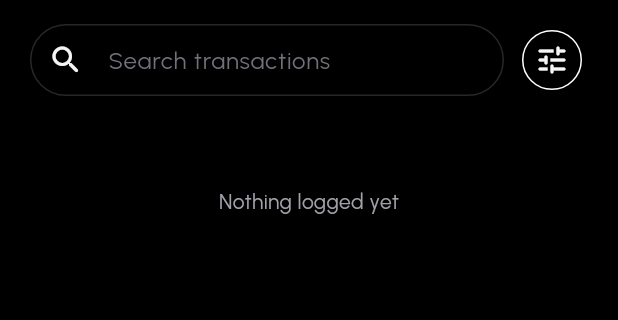
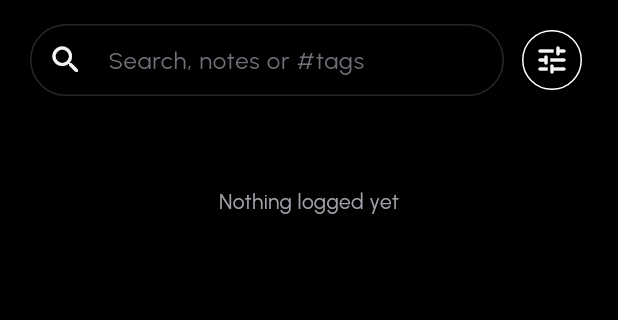
Before and after one commit to scap3sh4rk/Rivero, a Flutter app: the TransactionsScreen screen opened directly, on a phone screen of 412 x 824 dp, the part 84-404 px from its top. Run offline on Flutter 3.47's test engine with Material 3 defaults, Android fonts, the phone set to English and light mode, and no system bars; our stand-ins replace animated_flip_counter, drift, file_picker, flutter_animate, flutter_riverpod, flutter_secure_storage and 3 more; missing offline and left inert: cryptography, extension_google_sign_in_as_googleapis_auth, google_mlkit_text_recognition, googleapis, sqlite3; accounts and stored records are empty; generated files the repository leaves out were written again.

Commit message:
feat(activity): #tags in notes become filter chips on Activity; search now looks in notes too (#17)

```diff
--- /dev/null
+++ b/lib/core/utils/tags.dart
@@ -0,0 +1,8 @@
+/// Tags are plain #words in an entry's note ("Dinner #goa #office"), so they
+/// need no extra storage and survive export and backup as they are.
+final _tag = RegExp(r'#([\p{L}\p{N}_-]+)', unicode: true);
+
+/// The tags in [note], lowercase, in order, without repeats.
+List<String> tagsIn(String? note) => note == null
+    ? const []
+    : {for (final m in _tag.allMatches(note)) m[1]!.toLowerCase()}.toList();
--- a/lib/features/home/widgets/quick_review_sheet.dart
+++ b/lib/features/home/widgets/quick_review_sheet.dart
@@ -144,7 +144,7 @@ class _QuickReviewSheetState extends ConsumerState<QuickReviewSheet> {
             maxLength: 80,
             textCapitalization: TextCapitalization.sentences,
             decoration: const InputDecoration(
-              hintText: 'Add a note (optional)',
+              hintText: 'Add a note, #tags too (optional)',
               counterText: '',
             ),
           ),
--- a/lib/features/transactions/screens/transactions_screen.dart
+++ b/lib/features/transactions/screens/transactions_screen.dart
@@ -7,6 +7,7 @@ import 'package:rivero/core/domain/transaction_enums.dart';
 import 'package:rivero/core/engine/spending_summary.dart';
 import 'package:rivero/core/providers/app_providers.dart';
 import 'package:rivero/core/utils/currency_formatter.dart';
+import 'package:rivero/core/utils/tags.dart';
 import 'package:rivero/design_system/rivero_tokens.dart';
 import 'package:rivero/design_system/widgets/rivero_app_bar.dart';
 import 'package:rivero/features/settings/screens/categories_screen.dart';
@@ -120,8 +121,13 @@ class _TransactionsScreenState extends ConsumerState<TransactionsScreen> {
       return false;
     }
     final q = _query.trim().toLowerCase();
-    if (q.isNotEmpty &&
-        !'${t.merchant} ${t.category}'.toLowerCase().contains(q)) {
+    // "#goa" is a tag: only entries tagged exactly that.
+    if (RegExp(r'^#\S+$').hasMatch(q)) {
+      if (!tagsIn(t.userNotes).contains(q.substring(1))) return false;
+    } else if (q.isNotEmpty &&
+        !'${t.merchant} ${t.category} ${t.userNotes ?? ''}'
+            .toLowerCase()
+            .contains(q)) {
       return false;
     }
     return switch (_filter) {
@@ -303,6 +309,15 @@ class _TransactionsScreenState extends ConsumerState<TransactionsScreen> {
       }
     }
     final categories = ref.watch(logCategoriesProvider);
+    // Tags in use, most used first: tap one to see only those entries.
+    final tagCount = <String, int>{};
+    for (final t in txns) {
+      for (final tag in tagsIn(t.userNotes)) {
+        tagCount[tag] = (tagCount[tag] ?? 0) + 1;
+      }
+    }
+    final tags = tagCount.keys.toList()
+      ..sort((a, b) => tagCount[b]!.compareTo(tagCount[a]!));
 
     return Scaffold(
       backgroundColor: RiveroColors.background,
@@ -333,7 +348,7 @@ class _TransactionsScreenState extends ConsumerState<TransactionsScreen> {
                     controller: _search,
                     onChanged: _setQuery,
                     decoration: InputDecoration(
-                      hintText: 'Search transactions',
+                      hintText: 'Search, notes or #tags',
                       prefixIcon: const Icon(Icons.search_rounded),
                       suffixIcon: _query.isEmpty
                           ? null
@@ -374,6 +389,30 @@ class _TransactionsScreenState extends ConsumerState<TransactionsScreen> {
               ],
             ),
           ),
+          if (tags.isNotEmpty)
+            SizedBox(
+              height: 40,
+              child: ListView(
+                scrollDirection: Axis.horizontal,
+                padding: const EdgeInsets.symmetric(
+                  horizontal: RiveroSpacing.xl,
+                ),
+                children: [
+                  for (final tag in tags.take(20))
+                    Padding(
+                      padding: const EdgeInsets.only(right: RiveroSpacing.sm),
+                      child: ChoiceChip(
+                        key: ValueKey('tag-$tag'),
+                        label: Text('#$tag'),
+                        selected: _query.trim().toLowerCase() == '#$tag',
+                        showCheckmark: false,
+                        shape: const StadiumBorder(),
+                        onSelected: (on) => _setQuery(on ? '#$tag' : ''),
+                      ),
+                    ),
+                ],
+              ),
+            ),
           if (range != null)
             Padding(
               padding: const EdgeInsets.fromLTRB(
--- a/lib/features/transactions/widgets/transaction_detail_sheet.dart
+++ b/lib/features/transactions/widgets/transaction_detail_sheet.dart
@@ -189,7 +189,7 @@ class _TransactionDetailSheetState
               maxLength: 280,
               textCapitalization: TextCapitalization.sentences,
               decoration: const InputDecoration(
-                hintText: 'Add a note',
+                hintText: 'Add a note (#tags work)',
                 prefixIcon: Icon(Icons.edit_note_rounded),
                 counterText: '',
               ),
```
Also changed, not shown: 2 other files.
